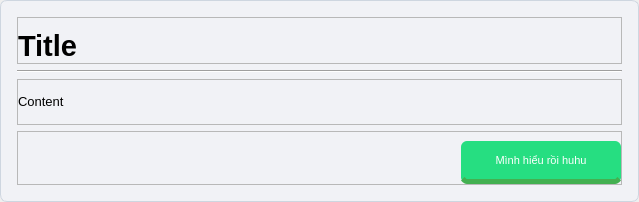
Above: guis/window_notify.ui from lucid-irl/DTU-Universe before the change. Below: the same form after it.
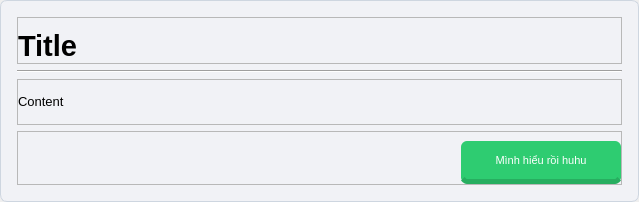
That is the form after the change.

```diff
--- a/guis/window_notify.ui
+++ b/guis/window_notify.ui
@@ -221,9 +221,9 @@
            </property>
            <property name="styleSheet">
             <string notr="true">QPushButton {
-border-bottom: 5px solid #43B051;
+border-bottom: 5px solid #27ae60;
 border-radius: 6px;
-background-color: #26de81;
+background-color: #2ecc71;
 min-width: 140px;
 min-height: 38px;
 padding-left: 10px;
```
Left out of the diff: 3 changed lines with no effect on the pictures.
